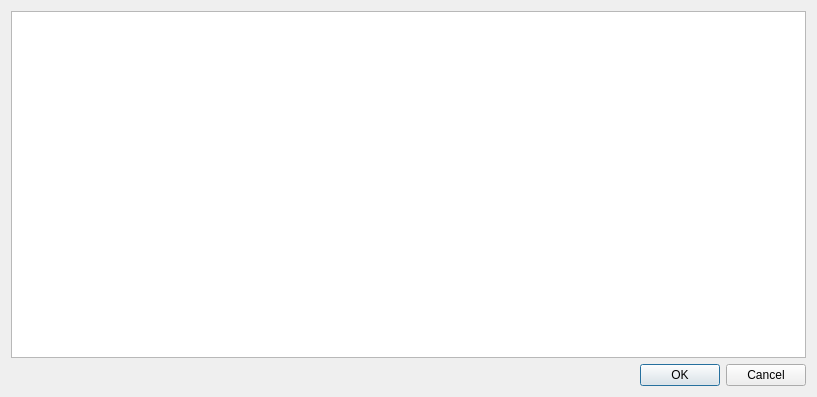
diana134/afs, file Forms/ui_chooseTeacherDialog.ui: the form before one commit.
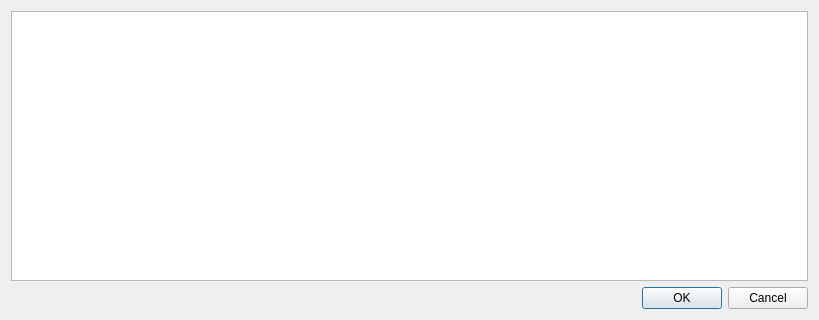
The form after the commit.

Commit message: Tables sort by most recently added.

Diff of the .ui file:
```diff
--- a/Forms/ui_chooseTeacherDialog.ui
+++ b/Forms/ui_chooseTeacherDialog.ui
@@ -6,8 +6,8 @@
    <rect>
     <x>0</x>
     <y>0</y>
-    <width>817</width>
-    <height>397</height>
+    <width>819</width>
+    <height>320</height>
    </rect>
   </property>
   <property name="windowTitle">
@@ -25,8 +25,11 @@
      <attribute name="horizontalHeaderShowSortIndicator" stdset="0">
       <bool>false</bool>
      </attribute>
+     <attribute name="verticalHeaderShowSortIndicator" stdset="0">
+      <bool>false</bool>
+     </attribute>
      <attribute name="verticalHeaderStretchLastSection">
-      <bool>true</bool>
+      <bool>false</bool>
      </attribute>
     </widget>
    </item>
```
The commit also changes 6 other files.
